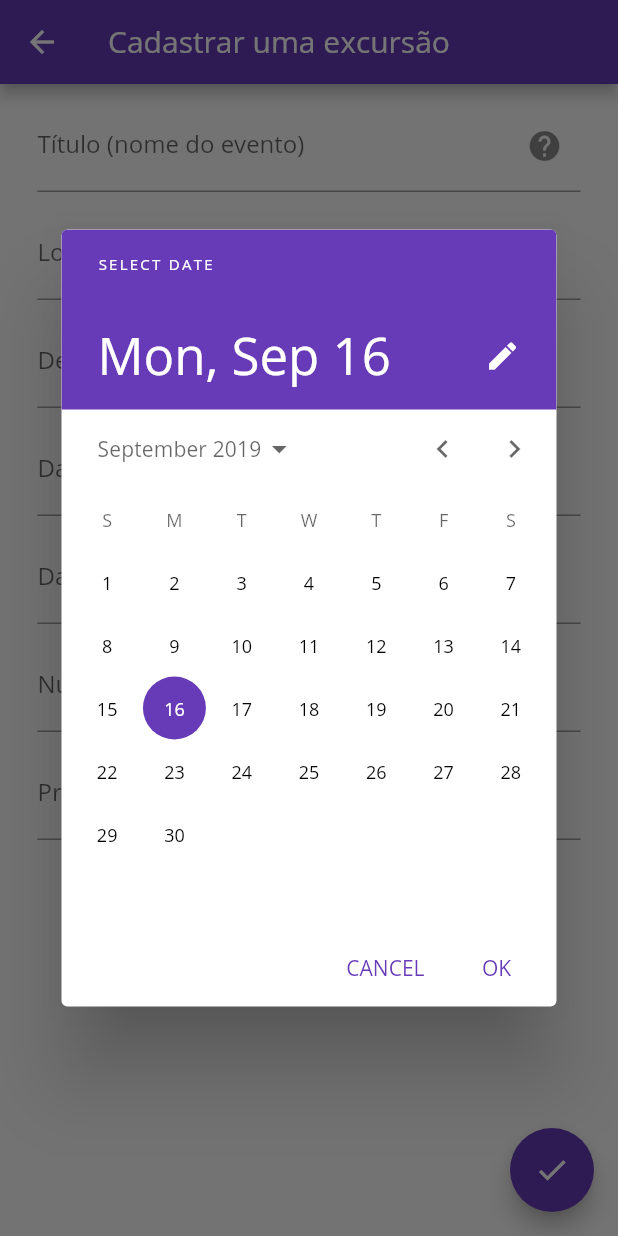
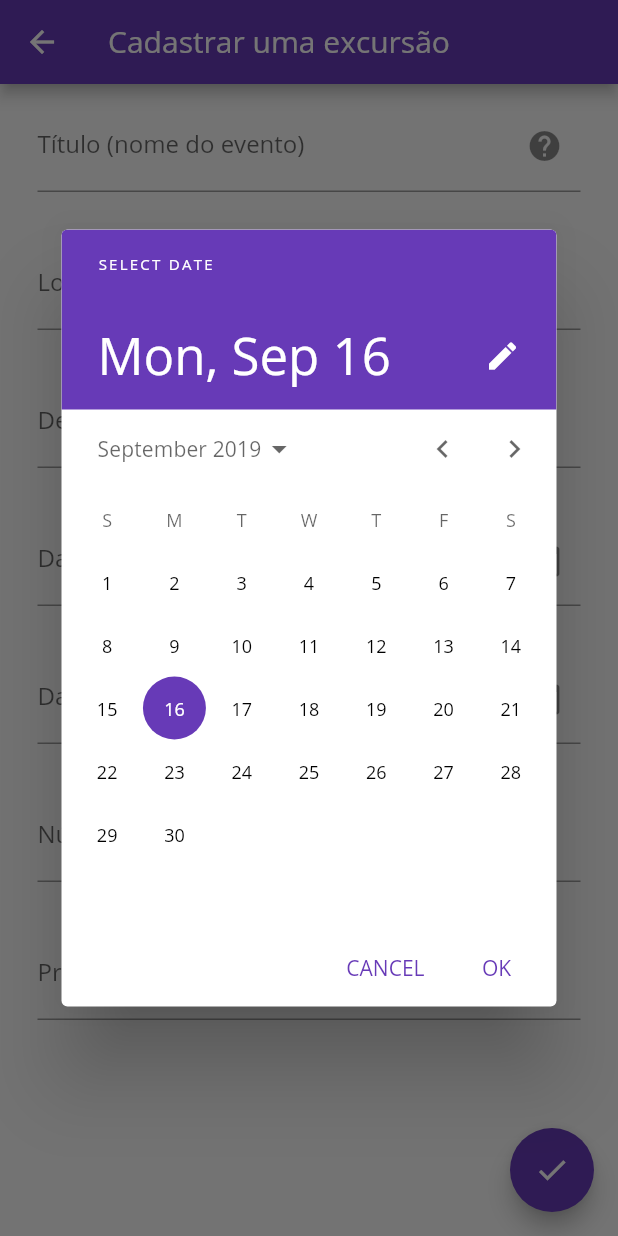
Before and after one commit to diego-lipinski-de-castro/tcc-app, a Flutter app: the AddTravelPage screen opened directly, after a tap on "Data e horário de saida", on a phone screen of 412 x 824 dp. Run offline on Flutter 3.47's test engine with Material 2 defaults, Android fonts, the light colour scheme and no system bars; our stand-ins replace cloud_firestore, firebase_auth, geolocator, google_maps_flutter, google_sign_in, permission_handler and 1 more; missing offline and left inert: google_maps_webservice; accounts and stored records are empty.

Commit message:
travel form

```diff
--- a/lib/pages/add_travel.dart
+++ b/lib/pages/add_travel.dart
@@ -27,18 +27,24 @@ class _AddTravelPageState extends State<AddTravelPage> {
   DateTime _backDate;
   TimeOfDay _backTime;
 
-  Future _getDateTime() async {
+  Future _getDateTime(DateTime initialDate, TimeOfDay initialTime) async {
     try {
       DateTime date = await showDatePicker(
         context: context,
-        initialDate: DateTime.now(),
+        initialDate: initialDate == null ? DateTime.now() : initialDate,
         firstDate: DateTime(2015, 1, 1),
         lastDate: DateTime(2050, 1, 1)
       );
 
       TimeOfDay time = await showTimePicker(
         context: context,
-        initialTime: TimeOfDay.now(),
+        initialTime: initialTime == null ? TimeOfDay.now() : initialTime,
+        builder: (BuildContext context, Widget child) {
+          return MediaQuery(
+            data: MediaQuery.of(context).copyWith(alwaysUse24HourFormat: true),
+            child: child,
+          );
+        },
       );
 
       return {
@@ -70,6 +76,7 @@ class _AddTravelPageState extends State<AddTravelPage> {
             child: Column(
               children: <Widget>[
                 TextFormField(
+                  autocorrect: false,
                   decoration: InputDecoration(
                     hasFloatingPlaceholder: false,
                     labelText: "Título (nome do evento)",
@@ -97,7 +104,7 @@ class _AddTravelPageState extends State<AddTravelPage> {
                   ),
                 ),
                 Padding(
-                  padding: EdgeInsets.only(top: 10.0),
+                  padding: EdgeInsets.only(top: 30.0),
                 ),
                 GestureDetector(
                   onTap: () async {
@@ -114,14 +121,14 @@ class _AddTravelPageState extends State<AddTravelPage> {
                         decoration: InputDecoration(
                           hasFloatingPlaceholder: false,
                           labelText: "Local de saída",
-                          suffixIcon: Icon(Icons.location_on),
+                          suffixIcon: Icon(Icons.location_on)
                         ),
                       ),
                     ),
                   ),
                 ),
                 Padding(
-                  padding: EdgeInsets.only(top: 10.0),
+                  padding: EdgeInsets.only(top: 30.0),
                 ),
                 GestureDetector(
                   onTap: () async {
@@ -139,29 +146,31 @@ class _AddTravelPageState extends State<AddTravelPage> {
                         decoration: InputDecoration(
                           hasFloatingPlaceholder: false,
                           labelText: "Destino (localização do evento)",
-                          suffixIcon: Icon(Icons.location_on),
+                          suffixIcon: Icon(Icons.location_on)
                         ),
                       ),
                     ),
                   ),
                 ),
                 Padding(
-                  padding: EdgeInsets.only(top: 10.0),
+                  padding: EdgeInsets.only(top: 30.0),
                 ),
                 GestureDetector(
                   onTap: () {
-                    _getDateTime()
+                    _getDateTime(_startDate, _startTime)
                       .then((datetime) {
-                        print(datetime);
                         _startDate = datetime['date'];
                         _startTime = datetime['time'];
                       })
                       .then((_) {
+                        var startDayText = _startDate.day > 9 ? _startDate.day : "0${_startDate.day}";
                         var startMonthText = _startDate.month > 9 ? _startDate.month : "0${_startDate.month}";
+
+                        var startHourText = _startTime.hour > 9 ? _startTime.hour : "0${_startTime.hour}";
                         var startMinuteText = _startTime.minute > 9 ? _startTime.minute : "0${_startTime.minute}";
 
-                        var startDateText = "${_startDate.day}/$startMonthText";
-                        var startTimeText = "${_startTime.hour}:$startMinuteText";
+                        var startDateText = '$startDayText/$startMonthText';
+                        var startTimeText = '$startHourText:$startMinuteText';
 
                         _startDateTimeField.text = '$startDateText $startTimeText';
                       });
@@ -175,28 +184,31 @@ class _AddTravelPageState extends State<AddTravelPage> {
                         decoration: InputDecoration(
                           hasFloatingPlaceholder: false,
                           labelText: "Data e horário de saida",
+                          suffixIcon: Icon(Icons.calendar_today)
                         ),
                       ),
                     ),
                   ),
                 ),
                 Padding(
-                  padding: EdgeInsets.only(top: 10.0),
+                  padding: EdgeInsets.only(top: 30.0),
                 ),
                 GestureDetector(
                   onTap: () {
-                    _getDateTime()
+                    _getDateTime(_backDate, _backTime)
                       .then((datetime) {
-                        print(datetime);
                         _backDate = datetime['date'];
                         _backTime = datetime['time'];
                       })
                       .then((_) {
+                        var backDayText = _backDate.day > 9 ? _backDate.day : "0${_backDate.day}";
                         var backMonthText = _backDate.month > 9 ? _backDate.month : "0${_backDate.month}";
+
+                        var backHourText = _backTime.hour > 9 ? _backTime.hour : "0${_backTime.hour}";
                         var backMinuteText = _backTime.minute > 9 ? _backTime.minute : "0${_backTime.minute}";
 
-                        var backDateText = "${_backDate.day}/$backMonthText";
-                        var backTimeText = "${_backTime.hour}:$backMinuteText";
+                        var backDateText = '$backDayText/$backMonthText';
+                        var backTimeText = '$backHourText:$backMinuteText';
 
                         _backDateTimeField.text = '$backDateText $backTimeText';
                       });
@@ -205,32 +217,33 @@ class _AddTravelPageState extends State<AddTravelPage> {
                     color: Colors.transparent,
                     child: IgnorePointer(
                       child: TextFormField(
-                        controller: _startDateTimeField,
+                        controller: _backDateTimeField,
                         readOnly: true,
                         decoration: InputDecoration(
                           hasFloatingPlaceholder: false,
                           labelText: "Data e horário de saida",
+                          suffixIcon: Icon(Icons.calendar_today)
                         ),
                       ),
                     ),
                   ),
                 ),
                 Padding(
-                  padding: EdgeInsets.only(top: 10.0),
+                  padding: EdgeInsets.only(top: 30.0),
                 ),
                 TextFormField(
                   decoration: InputDecoration(
                     hasFloatingPlaceholder: false,
-                    labelText: "Número total de vagas",
+                    labelText: "Número total de vagas"
                   ),
                 ),
                 Padding(
-                  padding: EdgeInsets.only(top: 10.0),
+                  padding: EdgeInsets.only(top: 30.0),
                 ),
                 TextFormField(
                   decoration: InputDecoration(
                     hasFloatingPlaceholder: false,
-                    labelText: "Preço da excursão",
+                    labelText: "Preço da excursão"
                   ),
                 ),
               ],
```
